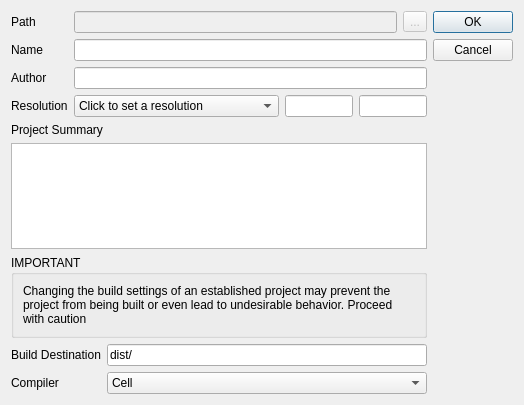
Old version of the form src/projectpropertiesdialog.ui in the repository Eggbertx/QtSphere-IDE.
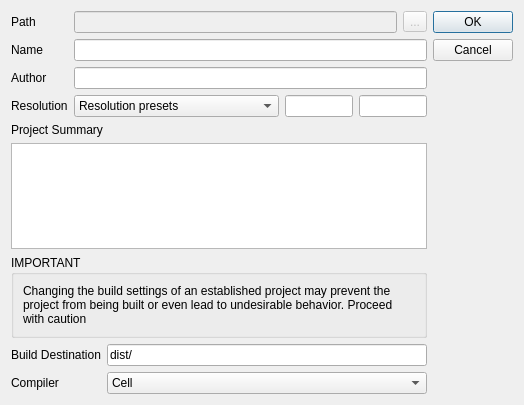
New version of the form.

Diff of the .ui file:
```diff
--- a/src/projectpropertiesdialog.ui
+++ b/src/projectpropertiesdialog.ui
@@ -58,7 +58,7 @@
           <widget class="QComboBox" name="resolutionCBox">
            <item>
             <property name="text">
-             <string>Click to set a resolution</string>
+             <string>Resolution presets</string>
             </property>
            </item>
            <item>
```
Left out of the diff: 9 changed lines with no effect on the pictures.
